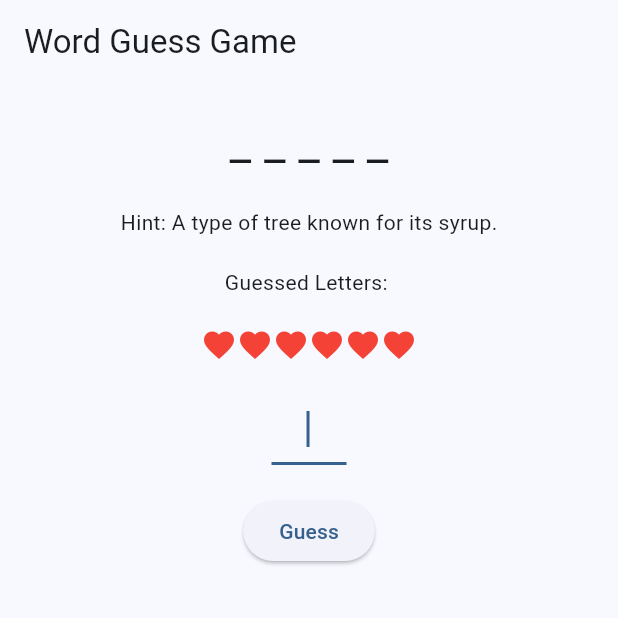
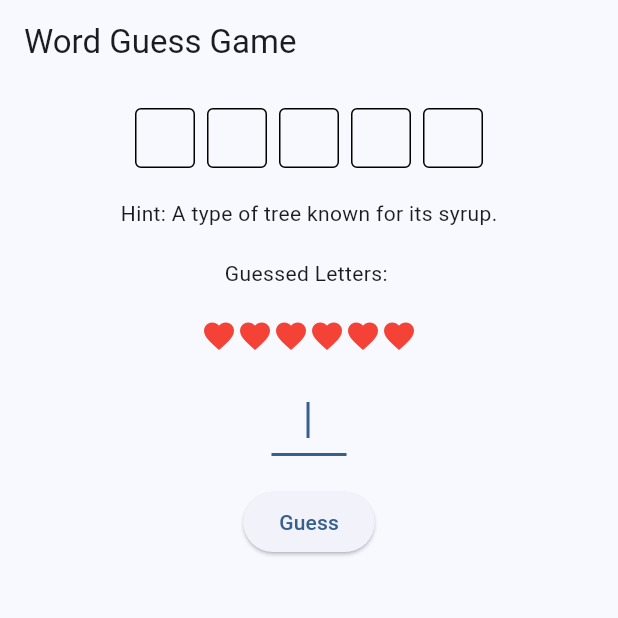
Before and after one commit to JohnCarloHipolito/csd228_test1_johncarlo, a Flutter app: the screen it shows after launch, after a tap on "PLAY", on a phone screen of 412 x 824 dp, the top half of it. Run offline on Flutter 3.47's test engine with Material 3 defaults, Android fonts, the phone set to English and light mode, and no system bars.

```diff
--- a/lib/splash.dart
+++ b/lib/splash.dart
@@ -42,7 +42,7 @@ class _SplashScreenState extends State<SplashScreen> {
                 style: TextStyle(fontSize: 24, fontWeight: FontWeight.bold),
               ),
               style: ElevatedButton.styleFrom(
-                backgroundColor: Colors.blue, // Background color
+                backgroundColor: const Color(0xFF4267DF), // Background color
                 foregroundColor: Colors.white, // Text color
                 padding: const EdgeInsets.symmetric(horizontal: 32, vertical: 16),
                 shape: RoundedRectangleBorder(
@@ -78,7 +78,7 @@ class _AnimatedLogoState extends State<AnimatedLogo> with SingleTickerProviderSt
 
   void _initializeAnimation() {
     _controller = AnimationController(
-      duration: const Duration(milliseconds: 2000),
+      duration: const Duration(milliseconds: 5000),
       vsync: this,
     );
     _animation = CurvedAnimation(
--- a/lib/word_guess/game_screen.dart
+++ b/lib/word_guess/game_screen.dart
@@ -33,6 +33,24 @@ class _GameScreenState extends State<GameScreen> {
         composing: TextRange.empty,
       );
     });
+  }
+
+  List<Widget> _buildCurrentWordBoxes() {
+    return _game.currentWord.split('').map((letter) {
+      return Container(
+        width: 40,
+        height: 40,
+        alignment: Alignment.center,
+        decoration: BoxDecoration(
+          border: Border.all(color: Colors.black),
+          borderRadius: BorderRadius.circular(4),
+        ),
+        child: Text(
+          _game.guessedLetters.contains(letter) ? letter : ' ',
+          style: const TextStyle(fontSize: 24),
+        ),
+      );
+    }).toList();
   }
 
   void _guessLetter() {
@@ -78,11 +96,9 @@ class _GameScreenState extends State<GameScreen> {
         padding: const EdgeInsets.all(16.0),
         child: Column(
           children: [
-            Text(
-              _game.currentWord.split('').map((letter) {
-                return _game.guessedLetters.contains(letter) ? letter : '_';
-              }).join(' '),
-              style: const TextStyle(fontSize: 32),
+            Wrap(
+              spacing: 8.0,
+              children: _buildCurrentWordBoxes(),
             ),
             const SizedBox(height: 20),
             Text('Hint: ${_game.currentHint}'),
@@ -93,7 +109,7 @@ class _GameScreenState extends State<GameScreen> {
               mainAxisAlignment: MainAxisAlignment.center,
               children: List.generate(
                 _game.maxWrongGuesses,
-                    (index) => Icon(
+                (index) => Icon(
                   index < _game.wrongGuesses ? Icons.favorite_border : Icons.favorite,
                   color: index < _game.wrongGuesses ? Colors.black12 : Colors.red,
                 ),
```
